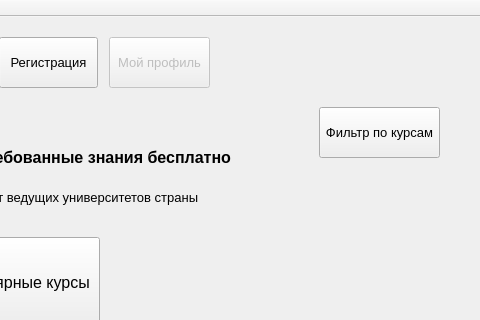
Old version of the form mainwindow.ui in the repository Faridik/Courses; both pictures show x 171 to 651 and y 0 to 320 of the 651 by 405 pixel window.
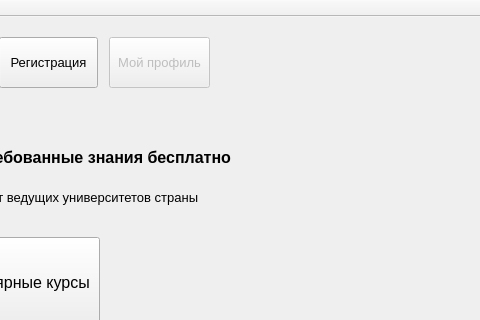
New version of the form.

Patch:
```diff
--- a/mainwindow.ui
+++ b/mainwindow.ui
@@ -101,24 +101,6 @@
      <string>Регистрация</string>
     </property>
    </widget>
-   <widget class="QPushButton" name="filterButton">
-    <property name="geometry">
-     <rect>
-      <x>490</x>
-      <y>90</y>
-      <width>121</width>
-      <height>51</height>
-     </rect>
-    </property>
-    <property name="font">
-     <font>
-      <pointsize>10</pointsize>
-     </font>
-    </property>
-    <property name="text">
-     <string>Фильтр по курсам</string>
-    </property>
-   </widget>
    <widget class="QLabel" name="label">
     <property name="geometry">
      <rect>
```
Left out of the diff: 2 changed lines with no effect on the pictures.
